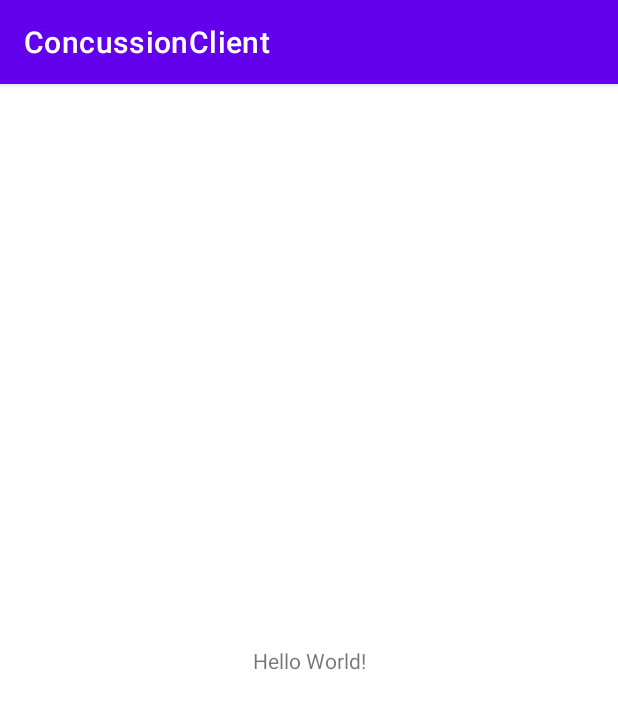
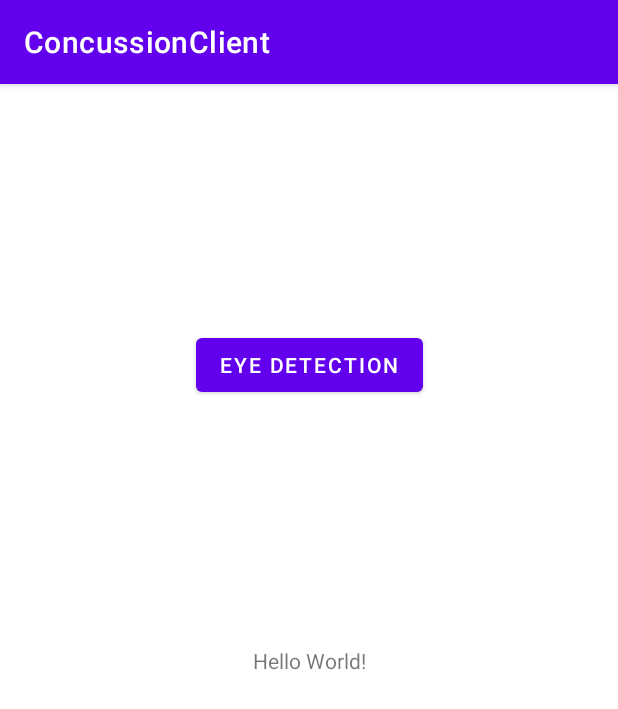
Before and after one commit to DanielEverland/BachelorProject, an Android app: the screen it shows after launch (MainActivity), on a phone screen of 412 x 824 dp. Shown: the top 709 px of the screen. Run offline under Robolectric (Android 15) with nearby library versions, the phone set to English and light mode, and no system bars.

Commit message:
Root menu button

```diff
--- a/ConcussionClient/app/src/main/res/layout/activity_main.xml
+++ b/ConcussionClient/app/src/main/res/layout/activity_main.xml
@@ -7,6 +7,7 @@
     tools:context=".MainActivity">
 
     <TextView
+        android:id="@+id/textView"
         android:layout_width="wrap_content"
         android:layout_height="wrap_content"
         android:text="Hello World!"
@@ -15,4 +16,18 @@
         app:layout_constraintStart_toStartOf="parent"
         app:layout_constraintTop_toTopOf="parent" />
 
+    <Button
+        android:id="@+id/button_eye_detection"
+        android:layout_width="wrap_content"
+        android:layout_height="wrap_content"
+        android:layout_marginStart="100dp"
+        android:layout_marginTop="50dp"
+        android:layout_marginEnd="100dp"
+        android:layout_marginBottom="50dp"
+        android:text="Eye Detection"
+        app:layout_constraintBottom_toTopOf="@+id/textView"
+        app:layout_constraintEnd_toEndOf="parent"
+        app:layout_constraintStart_toStartOf="parent"
+        app:layout_constraintTop_toTopOf="parent" />
+
 </androidx.constraintlayout.widget.ConstraintLayout>
```
